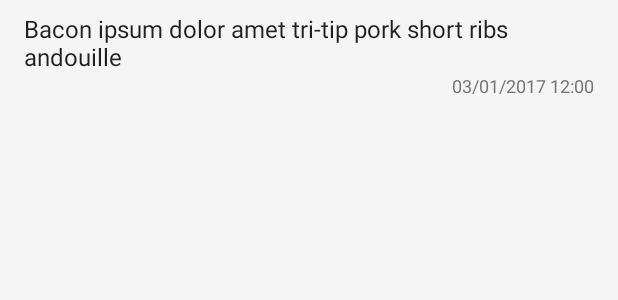
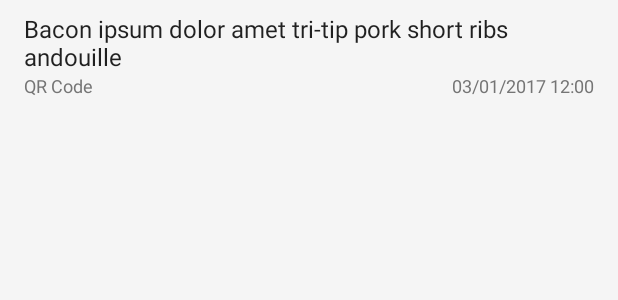
Before and after one commit to fbvictorhugo/barcode-app, an Android app: the layout view_history_item.xml on its own in the app's theme, with its tools: preview values and no code run, on a phone screen of 412 x 824 dp. Shown: the top 300 px of the screen. Run offline under Robolectric (Android 15) with nearby library versions, the phone set to English and light mode, and no system bars.

Commit message:
Update History adapter content

```diff
--- a/app/src/main/java/net/fbvictorhugo/barcode/ui/fragment/BarcodeDialogFragment.java
+++ b/app/src/main/java/net/fbvictorhugo/barcode/ui/fragment/BarcodeDialogFragment.java
@@ -45,7 +45,7 @@ public class BarcodeDialogFragment extends DialogFragment {
     @Override
     public Dialog onCreateDialog(Bundle savedInstanceState) {
         AlertDialog dialogBuider = new AlertDialog.Builder(getActivity())
-                .setTitle(mBarcodeModelView.getBarcodeFormatName())
+                .setTitle(mBarcodeModelView.getBarcodeContentTypeResValue())
                 .setMessage(mBarcodeModelView.getBarcodeValue())
                 .create();
         setCancelable(false);
--- a/app/src/main/res/layout/view_history_item.xml
+++ b/app/src/main/res/layout/view_history_item.xml
@@ -14,11 +14,24 @@
     android:paddingTop="8dp">
 
     <android.support.v7.widget.AppCompatTextView
+        android:id="@+id/history_item_header"
+        android:layout_width="match_parent"
+        android:layout_height="wrap_content"
+        android:layout_alignParentTop="true"
+        android:textSize="18sp"
+        android:textStyle="bold"
+        android:visibility="gone"
+        tools:text="Bacon ipsum dolor"/>
+
+    <android.support.v7.widget.AppCompatTextView
         android:id="@+id/history_item_content"
         android:layout_width="match_parent"
         android:layout_height="wrap_content"
-        android:layout_alignParentTop="true"
+        android:layout_below="@+id/history_item_header"
+        android:ellipsize="end"
+        android:maxLines="2"
         android:textAppearance="?attr/textAppearanceListItem"
+        tools:ignore="RtlSymmetry"
         tools:text="Bacon ipsum dolor amet tri-tip pork short ribs andouille"/>
 
     <android.support.v7.widget.AppCompatTextView
@@ -41,8 +54,7 @@
         android:paddingEnd="16dp"
         android:textColor="@color/secondary_text"
         android:textSize="12sp"
-        android:visibility="gone"
         tools:ignore="RtlSymmetry"
-        tools:text="QR Code - Arquivo"/>
+        tools:text="QR Code"/>
 
 </RelativeLayout>
--- a/app/src/main/res/values/strings.xml
+++ b/app/src/main/res/values/strings.xml
@@ -16,4 +16,10 @@
     <string name="menu_action_clear">Clear</string>
     <string name="message_hostory_clear">History deleted</string>
 
+    <string name="content_type_email">Email</string>
+    <string name="content_type_url">URL</string>
+    <string name="content_type_phone">Phone</string>
+    <string name="content_type_sms">SMS</string>
+    <string name="content_type_geo">Geolocation</string>
+    <string name="content_type_text">Text</string>
 </resources>
```
Also changed, not shown: app/src/main/java/net/fbvictorhugo/barcode/ui/BarcodeModelView.java (+19 -2 lines), app/src/main/java/net/fbvictorhugo/barcode/ui/adapter/HistoryAdapter.java (+4 -3 lines), 1 other file.
